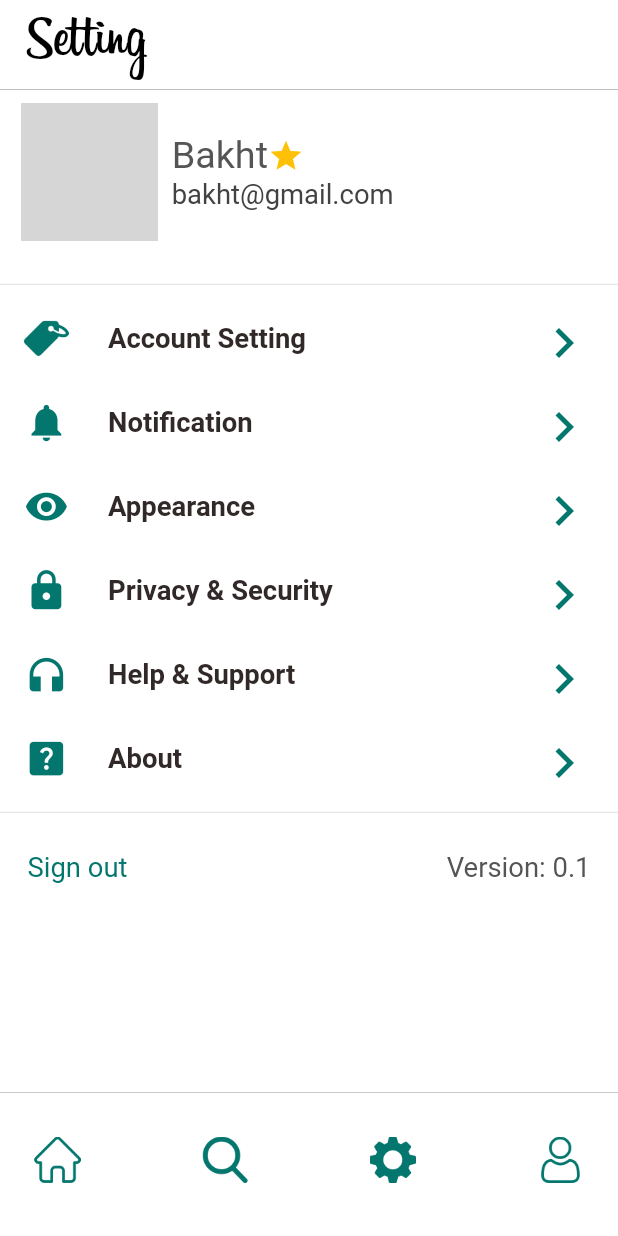
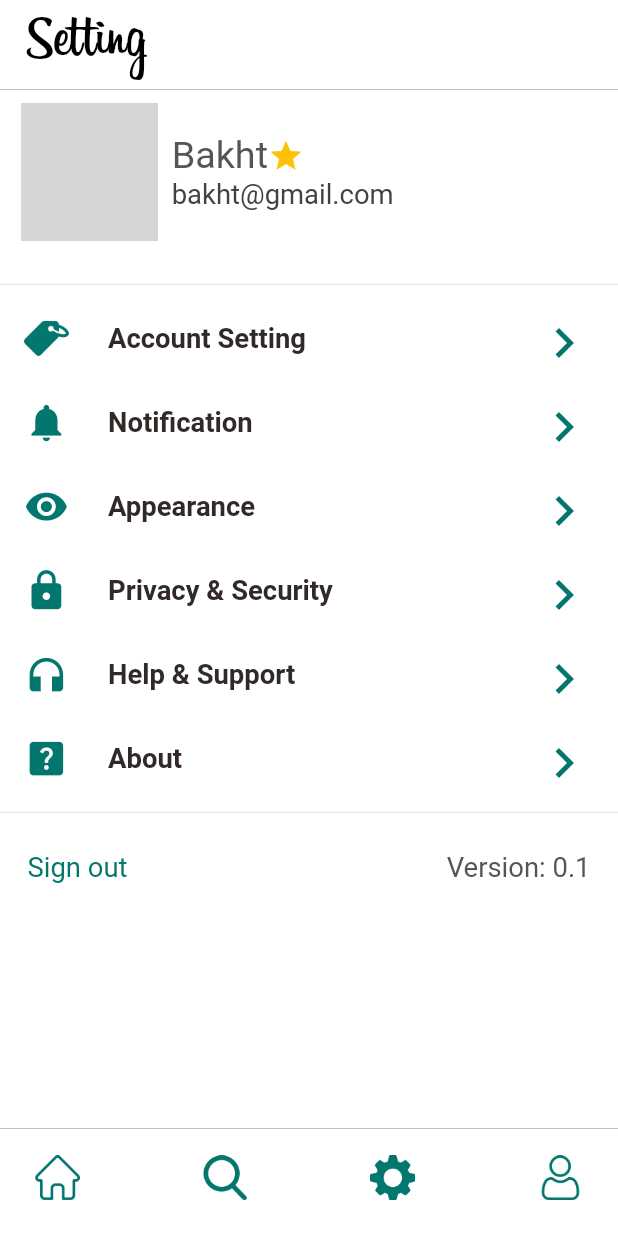
Before and after one commit to bakht200/Totomo, a Flutter app: the screen it shows after launch, item 3 of the bottom bar chosen, on a phone screen of 412 x 824 dp. Run offline on Flutter 3.47's test engine with Material 2 defaults, Android fonts, the phone set to English and light mode, and no system bars; our stand-ins replace flutter_screenutil, flutter_svg, image_picker, material_design_icons_flutter, numberpicker; missing offline and left inert: camera_camera, floating_action_bubble; network calls fail; grey boxes are pictures that could not be loaded.

Commit message:
decrease the footer height

```diff
--- a/lib/view/dashboard.dart
+++ b/lib/view/dashboard.dart
@@ -32,9 +32,9 @@ class _DashboardState extends State<Dashboard> {
   Widget getBody() {
     List<Widget> pages = [
       HomePage(),
-      SearchPage(),
+      const SearchPage(),
       SettingPage(),
-      ProfilePage(),
+      const ProfilePage(),
     ];
     return IndexedStack(
       index: pageIndex,
@@ -138,8 +138,8 @@ class _DashboardState extends State<Dashboard> {
     ];
     return Container(
       width: double.infinity,
-      height: 80.h,
-      decoration: BoxDecoration(color: appFooterColor),
+      height: 60.h,
+      decoration: const BoxDecoration(color: appFooterColor),
       child: Padding(
         padding:
             EdgeInsets.only(left: 20.w, right: 20.w, bottom: 20.h, top: 15.h),
```
